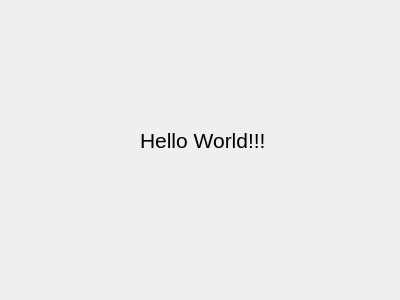
Before: the Qt Designer form ui/main.ui in Knedme/TaskEcho, drawn with Qt 5.
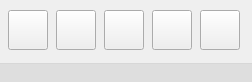
After: the same form once the commit is applied. Icons and pictures are not drawn.

Diff of the .ui file:
```diff
--- a/ui/main.ui
+++ b/ui/main.ui
@@ -1,37 +1,218 @@
 <?xml version="1.0" encoding="UTF-8"?>
 <ui version="4.0">
- <class>Form</class>
- <widget class="QWidget" name="Form">
+ <class>MainWindow</class>
+ <widget class="QMainWindow" name="MainWindow">
   <property name="geometry">
    <rect>
     <x>0</x>
     <y>0</y>
-    <width>400</width>
-    <height>300</height>
+    <width>252</width>
+    <height>82</height>
    </rect>
   </property>
-  <property name="font">
-   <font>
-    <pointsize>16</pointsize>
-   </font>
+  <property name="minimumSize">
+   <size>
+    <width>252</width>
+    <height>82</height>
+   </size>
+  </property>
+  <property name="maximumSize">
+   <size>
+    <width>252</width>
+    <height>82</height>
+   </size>
   </property>
   <property name="windowTitle">
    <string>Form</string>
   </property>
-  <widget class="QLabel" name="label">
-   <property name="geometry">
-    <rect>
-     <x>140</x>
-     <y>110</y>
-     <width>131</width>
-     <height>61</height>
-    </rect>
+  <property name="windowIcon">
+   <iconset>
+    <normaloff>../img/favicon.ico</normaloff>../img/favicon.ico</iconset>
+  </property>
+  <property name="autoFillBackground">
+   <bool>false</bool>
+  </property>
+  <widget class="QWidget" name="centralwidget">
+   <widget class="QWidget" name="horizontalLayoutWidget">
+    <property name="geometry">
+     <rect>
+      <x>0</x>
+      <y>0</y>
+      <width>251</width>
+      <height>61</height>
+     </rect>
+    </property>
+    <layout class="QHBoxLayout" name="horizontalLayout">
+     <property name="spacing">
+      <number>5</number>
+     </property>
+     <property name="leftMargin">
+      <number>5</number>
+     </property>
+     <property name="topMargin">
+      <number>5</number>
+     </property>
+     <property name="rightMargin">
+      <number>5</number>
+     </property>
+     <property name="bottomMargin">
+      <number>5</number>
+     </property>
+     <item>
+      <widget class="QToolButton" name="toolButton_2">
+       <property name="maximumSize">
+        <size>
+         <width>40</width>
+         <height>40</height>
+        </size>
+       </property>
+       <property name="cursor">
+        <cursorShape>PointingHandCursor</cursorShape>
+       </property>
+       <property name="toolTip">
+        <string>Play</string>
+       </property>
+       <property name="text">
+        <string/>
+       </property>
+       <property name="icon">
+        <iconset>
+         <normaloff>../img/play.png</normaloff>../img/play.png</iconset>
+       </property>
+       <property name="iconSize">
+        <size>
+         <width>32</width>
+         <height>32</height>
+        </size>
+       </property>
+      </widget>
+     </item>
+     <item>
+      <widget class="QToolButton" name="toolButton_3">
+       <property name="maximumSize">
+        <size>
+         <width>40</width>
+         <height>40</height>
+        </size>
+       </property>
+       <property name="cursor">
+        <cursorShape>PointingHandCursor</cursorShape>
+       </property>
+       <property name="toolTip">
+        <string>Record</string>
+       </property>
+       <property name="text">
+        <string/>
+       </property>
+       <property name="icon">
+        <iconset>
+         <normaloff>../img/record.png</normaloff>../img/record.png</iconset>
+       </property>
+       <property name="iconSize">
+        <size>
+         <width>32</width>
+         <height>32</height>
+        </size>
+       </property>
+      </widget>
+     </item>
+     <item>
+      <widget class="QToolButton" name="toolButton_4">
+       <property name="maximumSize">
+        <size>
+         <width>40</width>
+         <height>40</height>
+        </size>
+       </property>
+       <property name="cursor">
+        <cursorShape>PointingHandCursor</cursorShape>
+       </property>
+       <property name="toolTip">
+        <string>Stop</string>
+       </property>
+       <property name="text">
+        <string/>
+       </property>
+       <property name="icon">
+        <iconset>
+         <normaloff>../img/stop.png</normaloff>../img/stop.png</iconset>
+       </property>
+       <property name="iconSize">
+        <size>
+         <width>32</width>
+         <height>32</height>
+        </size>
+       </property>
+      </widget>
+     </item>
+     <item>
+      <widget class="QToolButton" name="toolButton">
+       <property name="maximumSize">
+        <size>
+         <width>40</width>
+         <height>40</height>
+        </size>
+       </property>
+       <property name="cursor">
+        <cursorShape>PointingHandCursor</cursorShape>
+       </property>
+       <property name="toolTip">
+        <string>Open from file</string>
+       </property>
+       <property name="text">
+        <string/>
+       </property>
+       <property name="icon">
+        <iconset>
+         <normaloff>../img/open.png</normaloff>../img/open.png</iconset>
+       </property>
+       <property name="iconSize">
+        <size>
+         <width>32</width>
+         <height>32</height>
+        </size>
+       </property>
+      </widget>
+     </item>
+     <item>
+      <widget class="QToolButton" name="toolButton_5">
+       <property name="maximumSize">
+        <size>
+         <width>40</width>
+         <height>40</height>
+        </size>
+       </property>
+       <property name="cursor">
+        <cursorShape>PointingHandCursor</cursorShape>
+       </property>
+       <property name="toolTip">
+        <string>Save to a file</string>
+       </property>
+       <property name="text">
+        <string/>
+       </property>
+       <property name="icon">
+        <iconset>
+         <normaloff>../img/save.png</normaloff>../img/save.png</iconset>
+       </property>
+       <property name="iconSize">
+        <size>
+         <width>32</width>
+         <height>32</height>
+        </size>
+       </property>
+      </widget>
+     </item>
+    </layout>
+   </widget>
+  </widget>
+  <widget class="QStatusBar" name="statusbar">
+   <property name="styleSheet">
+    <string notr="true">background-color: rgba(60, 60, 60, 25);
+border-top: 1px solid rgba(151, 151, 151, 25);</string>
    </property>
-   <property name="accessibleName">
-    <string/>
-   </property>
-   <property name="text">
-    <string>Hello World!!!</string>
+   <property name="sizeGripEnabled">
+    <bool>false</bool>
    </property>
   </widget>
  </widget>
```
Left out of the diff: 2 changed lines with no effect on the pictures.
